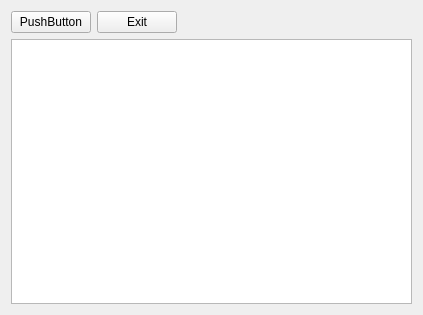
Above: myFirstWindow.ui from Wan-woo/HS-intern before the change. Below: the same form after it.
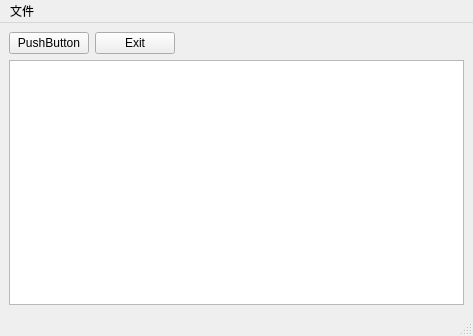
That is the form after the change.

Commit message: 更换为主窗口

```diff
--- a/myFirstWindow.ui
+++ b/myFirstWindow.ui
@@ -1,29 +1,27 @@
 <?xml version="1.0" encoding="UTF-8"?>
 <ui version="4.0">
- <class>Form</class>
- <widget class="QWidget" name="Form">
+ <class>MainWindow</class>
+ <widget class="QMainWindow" name="MainWindow">
   <property name="geometry">
    <rect>
     <x>0</x>
     <y>0</y>
-    <width>423</width>
-    <height>315</height>
+    <width>473</width>
+    <height>336</height>
    </rect>
   </property>
   <property name="windowTitle">
    <string>Form</string>
   </property>
-  <layout class="QGridLayout" name="gridLayout">
-   <item row="0" column="0">
-    <widget class="QPushButton" name="pushButton">
+  <widget class="QWidget" name="centralwidget">
+   <layout class="QGridLayout" name="gridLayout_2">
+    <item row="0" column="1">
+     <widget class="QPushButton" name="exitButton">
      <property name="text">
-      <string>PushButton</string>
+       <string>Exit</string>
      </property>
     </widget>
    </item>
-   <item row="1" column="0" colspan="3">
-    <widget class="QTextEdit" name="textEdit"/>
-   </item>
    <item row="0" column="2">
     <spacer name="horizontalSpacer">
      <property name="orientation">
@@ -37,15 +35,36 @@
      </property>
     </spacer>
    </item>
-   <item row="0" column="1">
-    <widget class="QPushButton" name="exitButton">
+    <item row="0" column="0">
+     <widget class="QPushButton" name="pushButton">
      <property name="text">
-      <string>Exit</string>
+       <string>PushButton</string>
      </property>
     </widget>
    </item>
-  </layout>
- </widget>
+    <item row="1" column="0" colspan="3">
+     <widget class="QTableWidget" name="tableWidget"/>
+    </item>
+   </layout>
+  </widget>
+  <widget class="QMenuBar" name="menubar">
+   <property name="geometry">
+    <rect>
+     <x>0</x>
+     <y>0</y>
+     <width>473</width>
+     <height>18</height>
+    </rect>
+   </property>
+   <widget class="QMenu" name="menu">
+    <property name="title">
+     <string>文件</string>
+    </property>
+   </widget>
+   <addaction name="menu"/>
+  </widget>
+  <widget class="QStatusBar" name="statusbar"/>
+ </widget>
  <resources/>
  <connections>
   <connection>
```
Left out of the diff: 22 changed lines with no effect on the pictures. Lines whose indentation alone changed are shown as unchanged. The commit also changes 2 other files.
